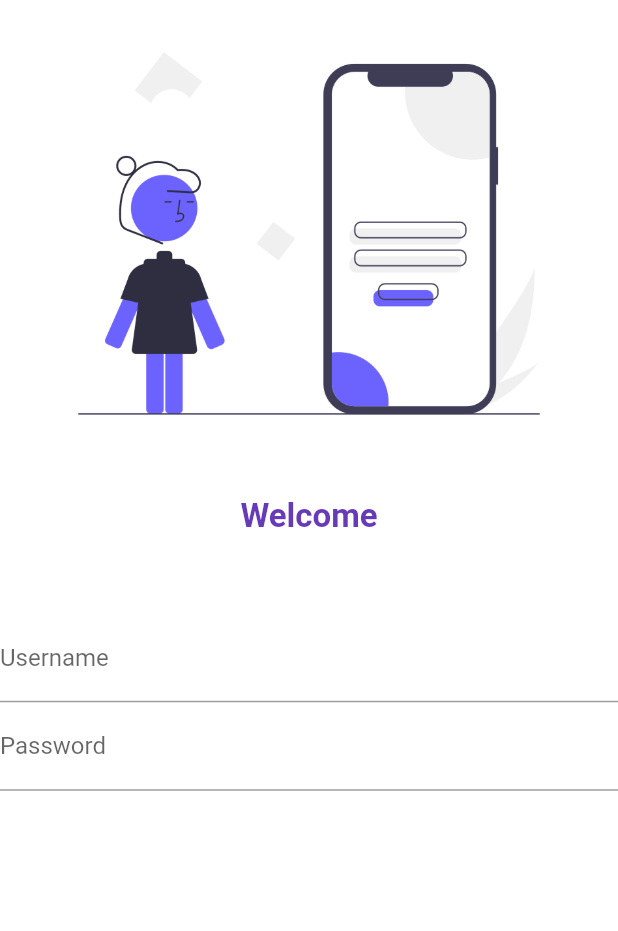
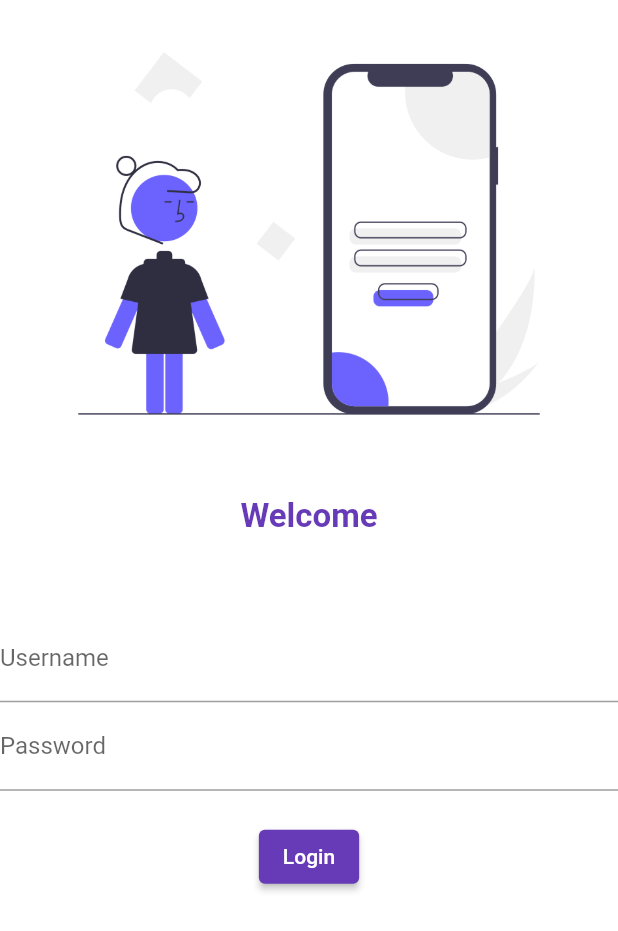
Before and after one commit to nkhandwe/Flutter_ecommerce_project, a Flutter app: the screen it shows after launch, on a phone screen of 412 x 824 dp. Shown: the top 931 px of the screen. Run offline on Flutter 3.47's test engine with Material 2 defaults, Android fonts, the phone set to English and light mode, and no system bars.

Commit message:
added button to login screen

```diff
--- a/lib/pages/loginpage.dart
+++ b/lib/pages/loginpage.dart
@@ -14,7 +14,7 @@ class LoginPage extends StatelessWidget {
             const SizedBox(
               height: 20,
             ),
-           const Text(
+            const Text(
               "Welcome",
               style: TextStyle(
                 fontSize: 22,
@@ -22,10 +22,31 @@ class LoginPage extends StatelessWidget {
                 color: Colors.deepPurple,
               ),
             ),
-            const SizedBox(height: 20,),
-            const Padding(padding: EdgeInsets.symmetric(vertical: 16.0, horizontal: 32.0),),
-            TextFormField(decoration: const InputDecoration(hintText: "Enter Username", labelText: "Username"),),
-            TextFormField(decoration: const InputDecoration(hintText: "Enter Password", labelText: "Password"),),
+            const SizedBox(
+              height: 20,
+            ),
+            const Padding(
+              padding: EdgeInsets.symmetric(vertical: 16.0, horizontal: 32.0),
+            ),
+            TextFormField(
+              decoration: const InputDecoration(
+                  hintText: "Enter Username", labelText: "Username"),
+            ),
+            TextFormField(
+              obscureText: true,
+              decoration: const InputDecoration(
+                  hintText: "Enter Password", labelText: "Password"),
+            ),
+            const SizedBox(
+              height: 20,
+            ),
+            ElevatedButton(
+              child: Text("Login"),
+              style: TextButton.styleFrom(),
+              onPressed: () {
+                print("Hi Nkhandwe");
+              },
+            )
           ],
         ));
   }
```
